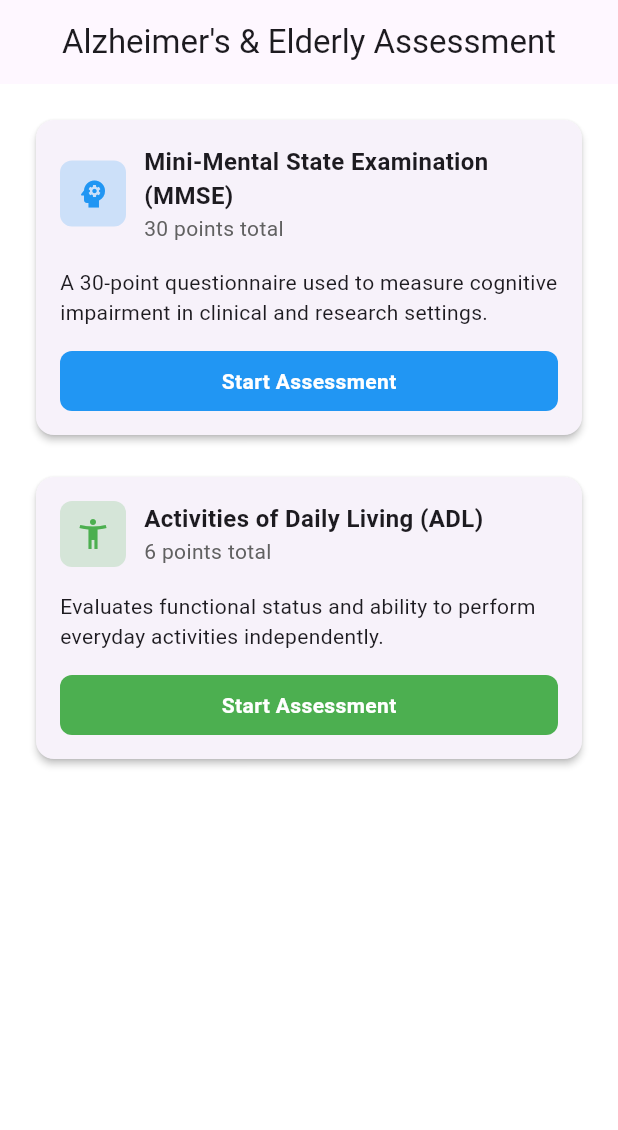
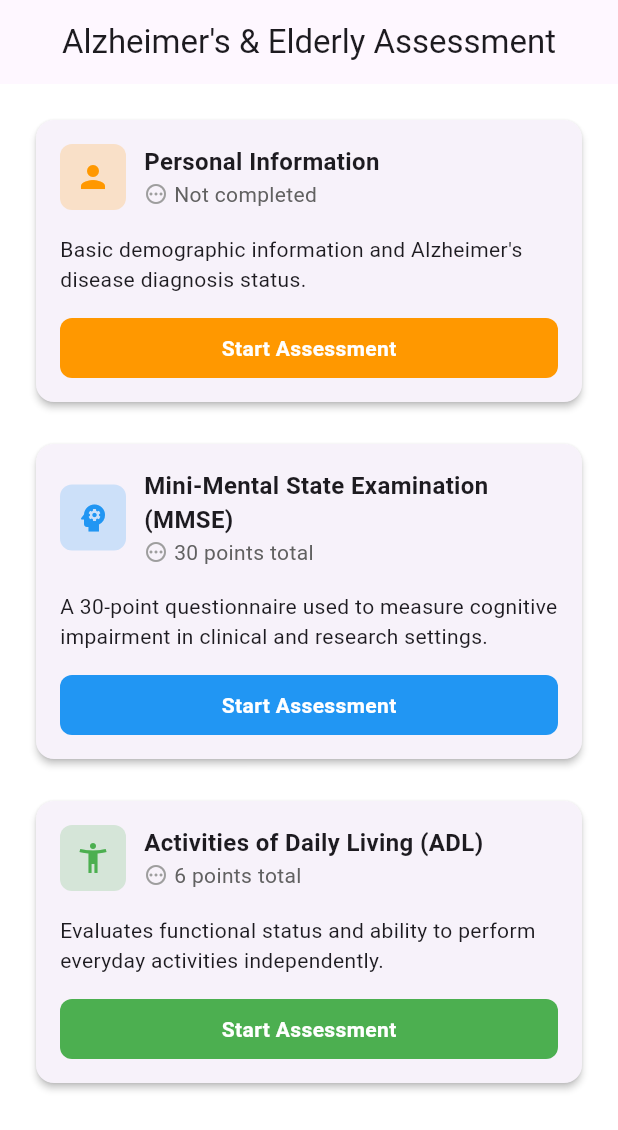
Before and after one commit to Junos16/alzheimers_form, a Flutter app: the screen it shows after launch, on a phone screen of 412 x 824 dp. Shown: the top 1130 px of the screen. Run offline on Flutter 3.47's test engine with Material 3 defaults, Android fonts, the phone set to English and light mode, and no system bars; our stand-ins replace shared_preferences.

Commit message:
Add personal info form, add card for personal info in homepage, add completion tracking

```diff
--- a/lib/home.dart
+++ b/lib/home.dart
@@ -1,9 +1,44 @@
 import 'package:flutter/material.dart';
+import 'package:shared_preferences/shared_preferences.dart';
 import 'mmse.dart';
 import 'adl.dart';
+import 'personal.dart';
 
-class HomePage extends StatelessWidget {
+class HomePage extends StatefulWidget {
   const HomePage({Key? key}) : super(key: key);
+
+  @override
+  _HomePageState createState() => _HomePageState();
+}
+
+class _HomePageState extends State<HomePage> {
+  // Form submission statuses
+  bool isPersonalInfoSubmitted = false;
+  bool isMMSESubmitted = false;
+  bool isADLSubmitted = false;
+
+  // Scores
+  int mmseScore = 0;
+  int adlScore = 0;
+
+  @override
+  void initState() {
+    super.initState();
+    _loadFormStatus();
+  }
+
+  Future<void> _loadFormStatus() async {
+    final prefs = await SharedPreferences.getInstance();
+
+    setState(() {
+      isPersonalInfoSubmitted = prefs.getBool('personalInfoSubmitted') ?? false;
+      isMMSESubmitted = prefs.getBool('mmseSubmitted') ?? false;
+      isADLSubmitted = prefs.getBool('adlSubmitted') ?? false;
+
+      mmseScore = prefs.getInt('mmseScore') ?? 0;
+      adlScore = prefs.getInt('adlScore') ?? 0;
+    });
+  }
 
   @override
   Widget build(BuildContext context) {
@@ -17,20 +52,64 @@ class HomePage extends StatelessWidget {
             child: Column(
               crossAxisAlignment: CrossAxisAlignment.start,
               children: [
+                // Personal Info Card
+                _buildAssessmentCard(
+                  context,
+                  title: 'Personal Information',
+                  description:
+                      'Basic demographic information and Alzheimer\'s disease diagnosis status.',
+                  points:
+                      isPersonalInfoSubmitted ? 'Completed' : 'Not completed',
+                  iconData: Icons.person,
+                  color: Colors.orange,
+                  statusIcon:
+                      isPersonalInfoSubmitted
+                          ? Icons.check_circle
+                          : Icons.pending_outlined,
+                  statusColor:
+                      isPersonalInfoSubmitted ? Colors.green : Colors.grey,
+                  onTap: () async {
+                    final result = await Navigator.push(
+                      context,
+                      MaterialPageRoute(
+                        builder: (context) => const PersonalInfoForm(),
+                      ),
+                    );
+
+                    if (result == true) {
+                      _loadFormStatus();
+                    }
+                  },
+                ),
+
+                const SizedBox(height: 20),
+
                 // MMSE Card
                 _buildAssessmentCard(
                   context,
                   title: 'Mini-Mental State Examination (MMSE)',
                   description:
                       'A 30-point questionnaire used to measure cognitive impairment in clinical and research settings.',
-                  points: '30 points total',
+                  points:
+                      isMMSESubmitted
+                          ? 'Score: $mmseScore/30'
+                          : '30 points total',
                   iconData: Icons.psychology,
                   color: Colors.blue,
-                  onTap: () {
-                    Navigator.push(
+                  statusIcon:
+                      isMMSESubmitted
+                          ? Icons.check_circle
+                          : Icons.pending_outlined,
+                  statusColor: isMMSESubmitted ? Colors.green : Colors.grey,
+                  onTap: () async {
+                    final result = await Navigator.push(
                       context,
                       MaterialPageRoute(builder: (context) => const MMSEForm()),
                     );
+
+                    if (result == true) {
+                      _loadFormStatus();
+                    }
                   },
                 ),
 
@@ -42,14 +121,24 @@ class HomePage extends StatelessWidget {
                   title: 'Activities of Daily Living (ADL)',
                   description:
                       'Evaluates functional status and ability to perform everyday activities independently.',
-                  points: '6 points total',
+                  points:
+                      isADLSubmitted ? 'Score: $adlScore/6' : '6 points total',
                   iconData: Icons.accessibility_new,
                   color: Colors.green,
-                  onTap: () {
-                    Navigator.push(
+                  statusIcon:
+                      isADLSubmitted
+                          ? Icons.check_circle
+                          : Icons.pending_outlined,
+                  statusColor: isADLSubmitted ? Colors.green : Colors.grey,
+                  onTap: () async {
+                    final result = await Navigator.push(
                       context,
                       MaterialPageRoute(builder: (context) => const ADLForm()),
                     );
+
+                    if (result == true) {
+                      _loadFormStatus();
+                    }
                   },
                 ),
 
@@ -70,6 +159,8 @@ class HomePage extends StatelessWidget {
     required IconData iconData,
     required Color color,
     required VoidCallback onTap,
+    required IconData statusIcon,
+    required Color statusColor,
   }) {
     return Card(
       elevation: 2,
@@ -104,12 +195,18 @@ class HomePage extends StatelessWidget {
                             fontWeight: FontWeight.bold,
                           ),
                         ),
+                        Row(
+                          children: [
+                            Icon(statusIcon, color: statusColor, size: 16),
+                            const SizedBox(width: 4),
                             Text(
                               points,
                               style: TextStyle(
                                 color: Colors.grey.shade700,
                                 fontSize: 14,
                               ),
+                            ),
+                          ],
                         ),
                       ],
                     ),
@@ -126,10 +223,12 @@ class HomePage extends StatelessWidget {
                   color: color,
                   borderRadius: BorderRadius.circular(8),
                 ),
-                child: const Center(
+                child: Center(
                   child: Text(
-                    'Start Assessment',
-                    style: TextStyle(
+                    points.contains('Completed') || points.contains('Score')
+                        ? 'View Assessment'
+                        : 'Start Assessment',
+                    style: const TextStyle(
                       color: Colors.white,
                       fontWeight: FontWeight.bold,
                     ),
--- a/pubspec.yaml
+++ b/pubspec.yaml
@@ -30,6 +30,8 @@ environment:
 dependencies:
   flutter:
     sdk: flutter
+  intl: ^0.20.2
+  shared_preferences: ^2.5.2
 
   # The following adds the Cupertino Icons font to your application.
   # Use with the CupertinoIcons class for iOS style icons.
```
Also changed, not shown: lib/personal.dart (added, +414 -0 lines), pubspec.lock, 1 other file. Lines whose indentation alone changed are shown as unchanged.
